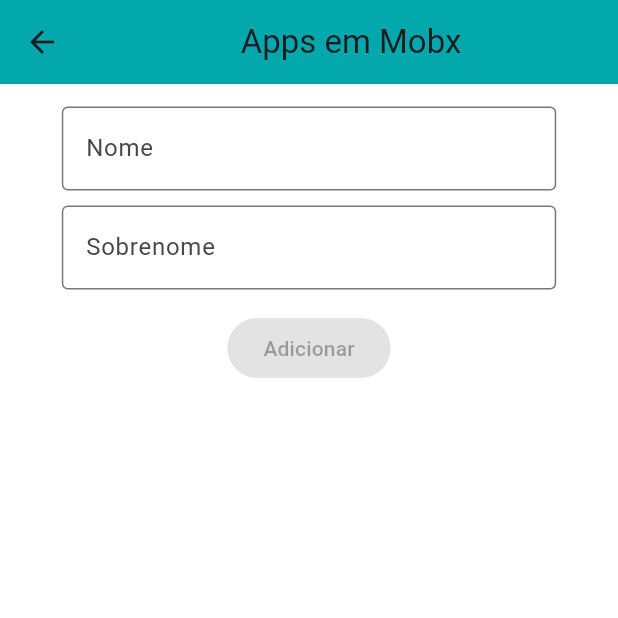
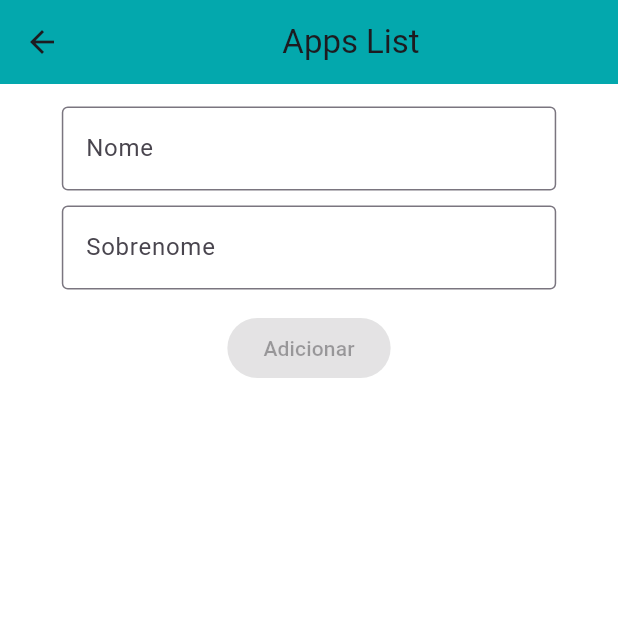
Before and after one commit to teixeiradlucas/mobx_apps_flutter, a Flutter app: the ListScreen screen opened directly, on a phone screen of 412 x 824 dp, the top half of it. Run offline on Flutter 3.47's test engine with Material 2 defaults, Android fonts, the phone set to English and light mode, and no system bars; our stand-ins replace flutter_mobx, mobx; generated files the repository leaves out were written again.

Commit message:
correção de padronização

```diff
--- a/lib/app_list/screens/list_screen.dart
+++ b/lib/app_list/screens/list_screen.dart
@@ -2,7 +2,7 @@ import 'package:flutter/material.dart';
 import 'package:flutter_mobx/flutter_mobx.dart';
 import 'package:mobx_apps/app_list/controller/title_controller.dart';
 import 'package:mobx_apps/app_list/screens/todo_list.dart';
-import 'package:mobx_apps/app_list/widgets/widget_textfield.dart';
+import 'package:mobx_apps/app_list/widgets/textfield_widget.dart';
 
 class ListScreen extends StatelessWidget {
   const ListScreen({super.key});
@@ -20,7 +20,7 @@ class ListScreen extends StatelessWidget {
         backgroundColor: const Color.fromARGB(255, 3, 168, 173),
         title: const Center(
           child: Text(
-            'Apps em Mobx',
+            'Apps List',
           ),
         ),
       ),
--- a/lib/login_app/screens/login_screen.dart
+++ b/lib/app_login/screens/login_screen.dart
@@ -1,7 +1,7 @@
 import 'package:flutter/material.dart';
 import 'package:flutter_mobx/flutter_mobx.dart';
-import 'package:mobx_apps/login_app/controller/login_controller.dart';
-import 'package:mobx_apps/login_app/widgets/textfield_widget.dart';
+import 'package:mobx_apps/app_login/controller/login_controller.dart';
+import 'package:mobx_apps/app_login/widgets/textfield_widget.dart';
 
 class LoginScreen extends StatelessWidget {
   const LoginScreen({super.key});
```
Also changed, not shown: lib/main.dart (+4 -5 lines), lib/app_list/widgets/textfield_widget.dart (renamed from lib/app_list/widgets/widget_textfield.dart), lib/app_login/controller/login_controller.dart (renamed from lib/login_app/controller/login_controller.dart), lib/app_login/controller/login_controller.g.dart (renamed from lib/login_app/controller/login_controller.g.dart), lib/app_login/widgets/textfield_widget.dart (renamed from lib/login_app/widgets/textfield_widget.dart).
